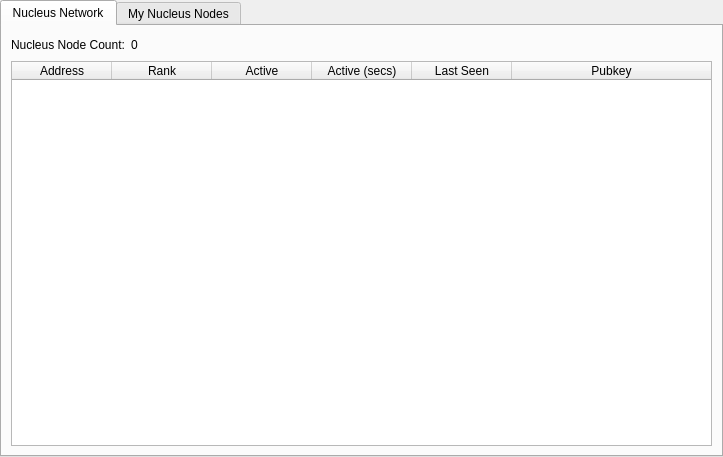
Above: src/qt/forms/masternodemanager.ui from neutroncoin/neutron before the change. Below: the same form after it.
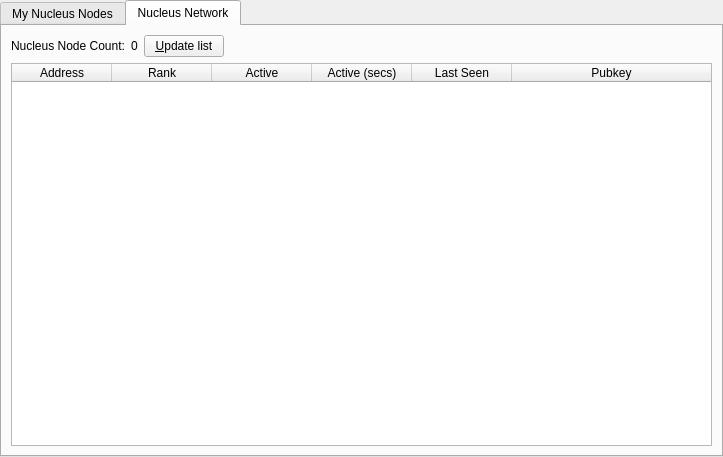
That is the form after the change. The open tabs and pages were chosen to show the change.

Commit message: Fix wallet slowness when updating masternode list, added refresh button

```diff
--- a/src/qt/forms/masternodemanager.ui
+++ b/src/qt/forms/masternodemanager.ui
@@ -36,93 +36,6 @@
        <property name="currentIndex">
         <number>1</number>
        </property>
-       <widget class="QWidget" name="tab">
-        <attribute name="title">
-         <string>Nucleus Network</string>
-        </attribute>
-        <layout class="QGridLayout" name="gridLayout">
-         <item row="1" column="0">
-          <widget class="QTableWidget" name="tableWidget">
-           <property name="editTriggers">
-            <set>QAbstractItemView::NoEditTriggers</set>
-           </property>
-           <property name="alternatingRowColors">
-            <bool>true</bool>
-           </property>
-           <property name="selectionBehavior">
-            <enum>QAbstractItemView::SelectRows</enum>
-           </property>
-           <attribute name="horizontalHeaderStretchLastSection">
-            <bool>true</bool>
-           </attribute>
-           <column>
-            <property name="text">
-             <string>Address</string>
-            </property>
-           </column>
-           <column>
-            <property name="text">
-             <string>Rank</string>
-            </property>
-           </column>
-           <column>
-            <property name="text">
-             <string>Active</string>
-            </property>
-           </column>
-           <column>
-            <property name="text">
-             <string>Active (secs)</string>
-            </property>
-           </column>
-           <column>
-            <property name="text">
-             <string>Last Seen</string>
-            </property>
-           </column>
-           <column>
-            <property name="text">
-             <string>Pubkey</string>
-            </property>
-           </column>
-          </widget>
-         </item>
-         <item row="0" column="0">
-          <layout class="QHBoxLayout" name="horizontalLayout_3">
-           <property name="bottomMargin">
-            <number>0</number>
-           </property>
-           <item>
-            <widget class="QLabel" name="label_2">
-             <property name="text">
-              <string>Nucleus Node Count:</string>
-             </property>
-            </widget>
-           </item>
-           <item>
-            <widget class="QLabel" name="countLabel">
-             <property name="text">
-              <string>0</string>
-             </property>
-            </widget>
-           </item>
-           <item>
-            <spacer name="horizontalSpacer_3">
-             <property name="orientation">
-              <enum>Qt::Horizontal</enum>
-             </property>
-             <property name="sizeHint" stdset="0">
-              <size>
-               <width>40</width>
-               <height>20</height>
-              </size>
-             </property>
-            </spacer>
-           </item>
-          </layout>
-         </item>
-        </layout>
-       </widget>
        <widget class="QWidget" name="tab_2">
         <attribute name="title">
          <string>My Nucleus Nodes</string>
@@ -316,6 +229,100 @@
          </item>
         </layout>
        </widget>
+       <widget class="QWidget" name="tab">
+        <attribute name="title">
+         <string>Nucleus Network</string>
+        </attribute>
+        <layout class="QGridLayout" name="gridLayout">
+         <item row="1" column="0">
+          <widget class="QTableWidget" name="tableWidget">
+           <property name="editTriggers">
+            <set>QAbstractItemView::NoEditTriggers</set>
+           </property>
+           <property name="alternatingRowColors">
+            <bool>true</bool>
+           </property>
+           <property name="selectionBehavior">
+            <enum>QAbstractItemView::SelectRows</enum>
+           </property>
+           <attribute name="horizontalHeaderStretchLastSection">
+            <bool>true</bool>
+           </attribute>
+           <column>
+            <property name="text">
+             <string>Address</string>
+            </property>
+           </column>
+           <column>
+            <property name="text">
+             <string>Rank</string>
+            </property>
+           </column>
+           <column>
+            <property name="text">
+             <string>Active</string>
+            </property>
+           </column>
+           <column>
+            <property name="text">
+             <string>Active (secs)</string>
+            </property>
+           </column>
+           <column>
+            <property name="text">
+             <string>Last Seen</string>
+            </property>
+           </column>
+           <column>
+            <property name="text">
+             <string>Pubkey</string>
+            </property>
+           </column>
+          </widget>
+         </item>
+         <item row="0" column="0">
+          <layout class="QHBoxLayout" name="horizontalLayout_3">
+           <property name="bottomMargin">
+            <number>0</number>
+           </property>
+           <item>
+            <widget class="QLabel" name="label_2">
+             <property name="text">
+              <string>Nucleus Node Count:</string>
+             </property>
+            </widget>
+           </item>
+           <item>
+            <widget class="QLabel" name="countLabel">
+             <property name="text">
+              <string>0</string>
+             </property>
+            </widget>
+           </item>
+           <item>
+            <widget class="QPushButton" name="UpdateButton">
+             <property name="text">
+              <string>&amp;Update list</string>
+             </property>
+            </widget>
+           </item>
+           <item>
+            <spacer name="horizontalSpacer_3">
+             <property name="orientation">
+              <enum>Qt::Horizontal</enum>
+             </property>
+             <property name="sizeHint" stdset="0">
+              <size>
+               <width>40</width>
+               <height>20</height>
+              </size>
+             </property>
+            </spacer>
+           </item>
+          </layout>
+         </item>
+        </layout>
+       </widget>
       </widget>
      </item>
     </layout>
```
Left out of the diff: 5 changed lines with no effect on the pictures. The commit also changes 2 other files.
